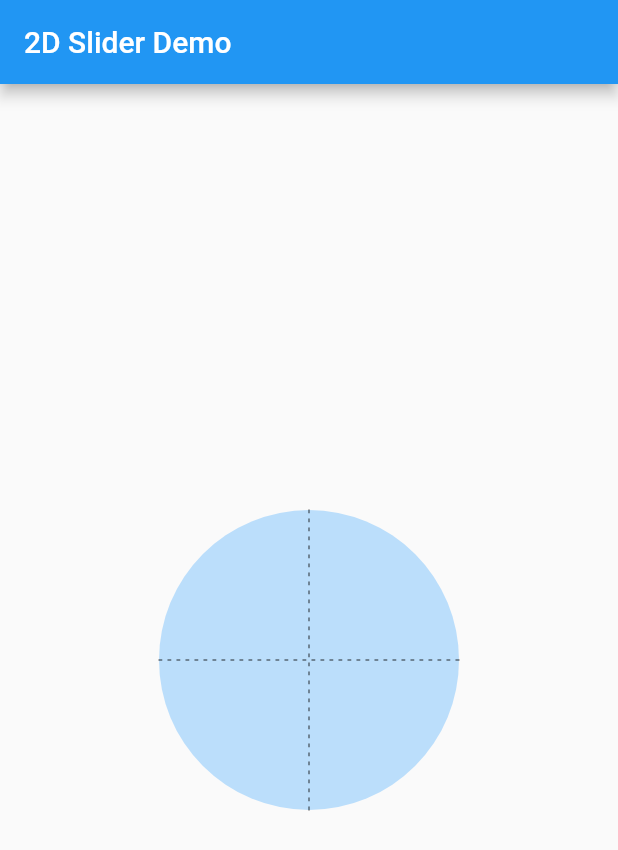
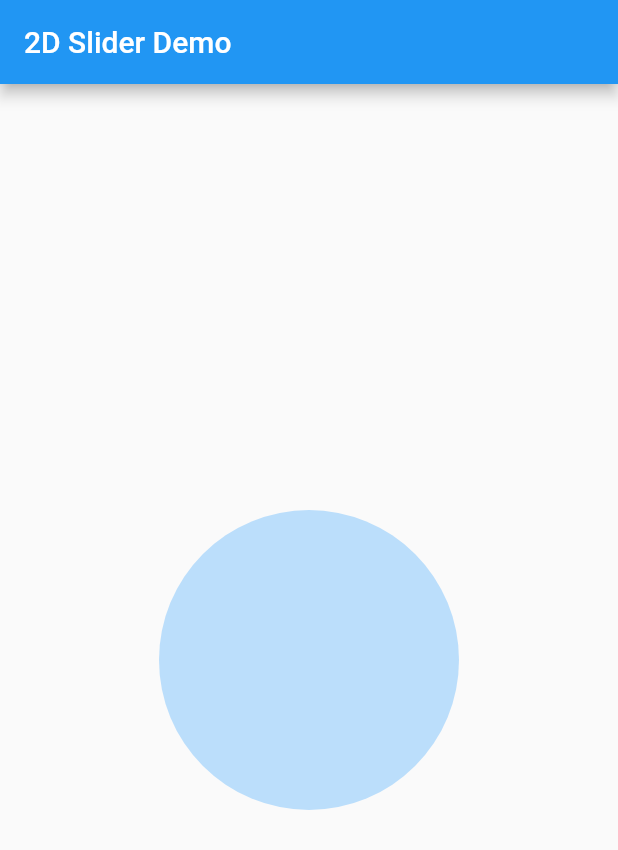
Before and after one commit to fcodelabs/slider_2d, a Flutter app: the screen it shows after launch, on a phone screen of 412 x 824 dp. Shown: the top 850 px of the screen. Run offline on Flutter 3.47's test engine with Material 2 defaults, Android fonts, the phone set to English and light mode, and no system bars.

Commit message:
grid theme

```diff
--- a/lib/slider2d.dart
+++ b/lib/slider2d.dart
@@ -1,3 +1,5 @@
 library slider2d;
 
+export 'src/grid.dart';
+export 'src/grid_theme.dart';
 export 'src/slider_2d.dart';
--- a/lib/src/grid.dart
+++ b/lib/src/grid.dart
@@ -4,32 +4,30 @@ import 'package:flutter/foundation.dart';
 import 'package:flutter/material.dart';
 import 'package:flutter/painting.dart';
 
+import 'grid_theme.dart';
+
+/// {@template grid}
+/// 2D grid is generated here. Attributes of the [Grid] can be changed by
+/// providing a [theme]. Slider can be moved only inside this area.
+/// {@endtemplate}
 class Grid extends CustomPainter {
-  final Color background;
+  /// [GridTheme] that will be used to generate this [Grid].
+  final GridTheme theme;
+
   final Paint _backP;
-  final bool showAxis;
-  final Color axisColor;
   final Paint _axisP;
-  final bool showGrid;
-  final Color gridColor;
   final Paint _gridP;
-  final int gridCount;
 
+  /// {@macro grid}
   Grid({
-    @required this.background,
-    this.showAxis = false,
-    this.axisColor = Colors.black54,
-    this.showGrid = false,
-    this.gridColor = Colors.black38,
-    this.gridCount = 3,
-  })  : assert(gridCount >= 0),
-        _backP = Paint()..color = background,
+    @required this.theme,
+  })  : _backP = Paint()..color = theme.background,
         _axisP = Paint()
-          ..color = axisColor
+          ..color = theme.axisColor
           ..strokeWidth = 1
           ..strokeCap = StrokeCap.round,
         _gridP = Paint()
-          ..color = gridColor
+          ..color = theme.gridColor
           ..strokeWidth = 0.6
           ..style = PaintingStyle.stroke
           ..strokeCap = StrokeCap.round;
@@ -42,8 +40,8 @@ class Grid extends CustomPainter {
     final dSx = dashSpace * cos(delta.direction);
     final dSy = dashSpace * sin(delta.direction);
 
-    Offset next = Offset(start.dx + dWx, start.dy + dWy);
-    bool line = true;
+    var next = Offset(start.dx + dWx, start.dy + dWy);
+    var line = true;
     while (end.distance >= next.distance) {
       canvas.drawLine(start, next, line ? foreground : background);
       line = !line;
@@ -61,9 +59,9 @@ class Grid extends CustomPainter {
     final dashArc = dashLength / r;
     final spaceArc = spaceLength / r;
 
-    double start = 0;
-    double next = dashArc;
-    bool line = true;
+    var start = 0.0;
+    var next = dashArc;
+    var line = true;
     while (next <= 2 * pi) {
       canvas.drawArc(Rect.fromCircle(center: center, radius: r), start,
           line ? dashArc : spaceArc, false, line ? foreground : background);
@@ -84,16 +82,16 @@ class Grid extends CustomPainter {
       _backP,
     );
 
-    if (showAxis) {
+    if (theme.showAxis) {
       _drawLine(canvas, Offset(0, size.height / 2),
           Offset(size.width, size.height / 2), 2, 4, _axisP, _backP);
       _drawLine(canvas, Offset(size.width / 2, 0),
           Offset(size.width / 2, size.height), 2, 4, _axisP, _backP);
     }
 
-    if (showGrid) {
-      for (int i = 1; i < gridCount + 1; i++) {
-        final ratio = 0.5 * i / (gridCount + 1);
+    if (theme.showGrid) {
+      for (var i = 1; i < theme.gridCount + 1; i++) {
+        final ratio = 0.5 * i / (theme.gridCount + 1);
         _drawCircle(canvas, Offset(size.width / 2, size.height / 2),
             ratio * size.width, 2, 4, _gridP, _backP);
       }
@@ -101,10 +99,5 @@ class Grid extends CustomPainter {
   }
 
   @override
-  bool shouldRepaint(Grid oldDelegate) {
-    if (background != oldDelegate.background) {
-      return true;
-    }
-    return false;
-  }
+  bool shouldRepaint(Grid oldDelegate) => theme != oldDelegate.theme;
 }
--- /dev/null
+++ b/lib/src/grid_theme.dart
@@ -0,0 +1,40 @@
+import 'dart:ui';
+
+import 'package:flutter/material.dart';
+import 'package:meta/meta.dart';
+
+import 'grid.dart';
+
+/// {@template gridTheme}
+/// 2D grid is generated here. Attributes of the [Grid] can be changed by
+/// providing a [theme]. Slider can be moved only inside this area.
+/// {@endtemplate}
+class GridTheme {
+  /// Background color of the [Grid].
+  final Color background;
+
+  /// If true, x and y axis of the [Grid] will be shown.
+  final bool showAxis;
+
+  /// Color of the axis of the [Grid].
+  final Color axisColor;
+
+  /// If true, circular dotted  grids will be shown in the [Grid].
+  final bool showGrid;
+
+  /// Color of the dotted grid.
+  final Color gridColor;
+
+  /// Number of dotted grids to be shown in the [Grid].
+  final int gridCount;
+
+  /// {@macro gridTheme}
+  GridTheme({
+    @required this.background,
+    this.showAxis = false,
+    this.axisColor = Colors.black54,
+    this.showGrid = false,
+    this.gridColor = Colors.black38,
+    this.gridCount = 3,
+  });
+}
--- a/lib/src/slider_2d.dart
+++ b/lib/src/slider_2d.dart
@@ -1,14 +1,16 @@
 import 'package:flutter/material.dart';
 
 import 'grid.dart';
+import 'grid_theme.dart';
 
 class Slider2D extends StatelessWidget {
   @override
   Widget build(BuildContext context) {
     return CustomPaint(
       painter: Grid(
-        background: Colors.blue[100],
-        showAxis: true,
+        theme: GridTheme(
+          background: Colors.blue[100],
+        ),
       ),
     );
   }
```
